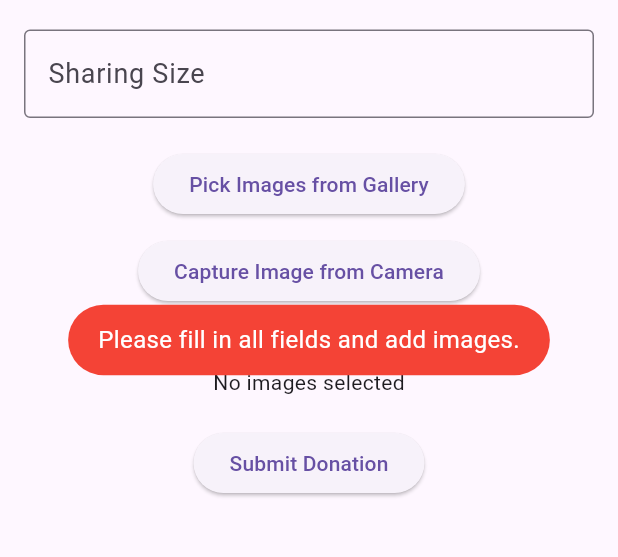
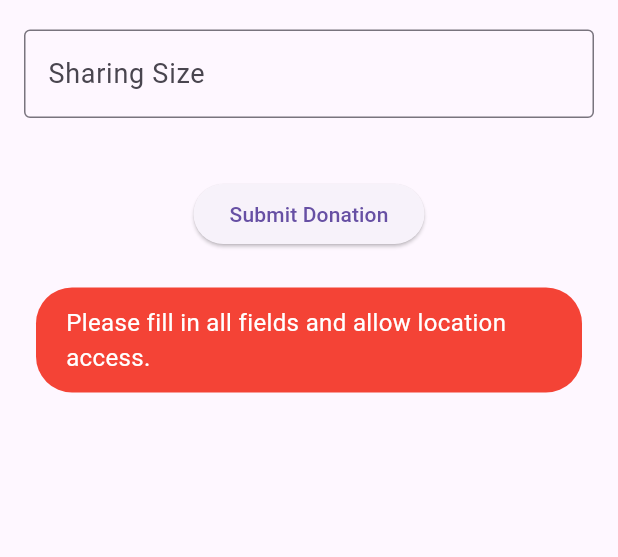
Before and after one commit to ShaanAgarwal/flutter-food, a Flutter app: the DonatePage screen opened directly, after a tap on "Submit Donation", on a phone screen of 412 x 824 dp, the part 278-835 px from its top. Run offline on Flutter 3.47's test engine with Material 3 defaults, Android fonts, the phone set to English and light mode, and no system bars; our stand-ins replace flutter_map, fluttertoast, geolocator, image_picker, latlong2, shared_preferences; accounts and stored records are empty; network calls fail.

Commit message:
next commit

```diff
--- a/lib/donate_page.dart
+++ b/lib/donate_page.dart
@@ -1,10 +1,11 @@
 import 'dart:convert';
-import 'dart:io';
 import 'package:flutter/material.dart';
 import 'package:image_picker/image_picker.dart';
 import 'package:fluttertoast/fluttertoast.dart';
 import 'package:http/http.dart' as http;
-import 'package:http_parser/http_parser.dart';  // Import the http_parser for MediaType
+import 'package:geolocator/geolocator.dart';  // Import geolocator for location fetching
+import 'package:shared_preferences/shared_preferences.dart';
+import 'profile_page.dart';
 
 class DonatePage extends StatefulWidget {
   const DonatePage({super.key});
@@ -16,136 +17,111 @@ class DonatePage extends StatefulWidget {
 class _DonatePageState extends State<DonatePage> {
   final _foodNameController = TextEditingController();
   final _sharingSizeController = TextEditingController();
-  List<File> _images = []; // List to store multiple selected images
-  Set<String> _imagePaths = {}; // Set to track selected image paths
-  final int _maxImages = 5; // Limit for maximum number of images
+  String _currentLocation = ""; // Store the fetched location
 
-  // Method to pick multiple images from the gallery with validation
-  Future<void> _pickImagesFromGallery() async {
-    if (_images.length >= _maxImages) {
+  // Method to fetch the current location of the user
+  Future<void> _getCurrentLocation() async {
+    try {
+      // Check if location services are enabled
+      bool serviceEnabled = await Geolocator.isLocationServiceEnabled();
+      if (!serviceEnabled) {
+        Fluttertoast.showToast(
+          msg: "Location services are disabled. Please enable them.",
+          toastLength: Toast.LENGTH_SHORT,
+          gravity: ToastGravity.CENTER,
+          backgroundColor: Colors.red,
+          textColor: Colors.white,
+        );
+
+        return;
+      }
+
+      // Check location permission
+      LocationPermission permission = await Geolocator.checkPermission();
+      if (permission == LocationPermission.denied) {
+        permission = await Geolocator.requestPermission();
+        if (permission == LocationPermission.denied) {
+          Fluttertoast.showToast(
+            msg: "Location permission denied. Please allow it.",
+            toastLength: Toast.LENGTH_SHORT,
+            gravity: ToastGravity.CENTER,
+            backgroundColor: Colors.red,
+            textColor: Colors.white,
+          );
+          return;
+        }
+      }
+
+      // Get the current position
+      Position position = await Geolocator.getCurrentPosition(
+          desiredAccuracy: LocationAccuracy.high);
+
+      // Update the location state
+      setState(() {
+        _currentLocation = "Lat: ${position.latitude}, Lon: ${position.longitude}";
+        Fluttertoast.showToast(msg: _currentLocation);
+      });
+    } catch (e) {
+      print('Error fetching location: $e');
       Fluttertoast.showToast(
-        msg: "You can only select up to $_maxImages images.",
+        msg: "Error fetching location: $e",
         toastLength: Toast.LENGTH_SHORT,
         gravity: ToastGravity.CENTER,
         backgroundColor: Colors.red,
         textColor: Colors.white,
       );
-      return;
-    }
-
-    try {
-      final pickedFiles = await ImagePicker().pickMultiImage(); // Pick multiple images
-      if (pickedFiles == null || pickedFiles.isEmpty) return;
-
-      setState(() {
-        for (var pickedFile in pickedFiles) {
-          if (_imagePaths.contains(pickedFile.path)) {
-            // Skip images that are already selected
-            Fluttertoast.showToast(
-              msg: "Image already selected: ${pickedFile.path}",
-              toastLength: Toast.LENGTH_SHORT,
-              gravity: ToastGravity.CENTER,
-              backgroundColor: Colors.orange,
-              textColor: Colors.white,
-            );
-            continue;
-          }
-          if (_images.length < _maxImages) {
-            _images.add(File(pickedFile.path));
-            _imagePaths.add(pickedFile.path);
-          }
-        }
-      });
-    } catch (e) {
-      print('Error picking images: $e');
     }
   }
 
-  // Method to capture an image from the camera with validation
-  Future<void> _captureImageFromCamera() async {
-    if (_images.length >= _maxImages) {
-      Fluttertoast.showToast(
-        msg: "You can only select up to $_maxImages images.",
-        toastLength: Toast.LENGTH_SHORT,
-        gravity: ToastGravity.CENTER,
-        backgroundColor: Colors.red,
-        textColor: Colors.white,
-      );
-      return;
-    }
+  // Method to submit the form and send the POST request with JSON
+  Future<void> _submitForm() async {
+    // Fetch the location when the user clicks on submit
+    await _getCurrentLocation();
 
-    try {
-      final pickedFile = await ImagePicker().pickImage(source: ImageSource.camera); // Capture image from camera
-      if (pickedFile == null) return;
-
-      setState(() {
-        if (_imagePaths.contains(pickedFile.path)) {
-          Fluttertoast.showToast(
-            msg: "Image already selected: ${pickedFile.path}",
-            toastLength: Toast.LENGTH_SHORT,
-            gravity: ToastGravity.CENTER,
-            backgroundColor: Colors.orange,
-            textColor: Colors.white,
-          );
-          return;
-        }
-        _images.add(File(pickedFile.path));
-        _imagePaths.add(pickedFile.path);
-      });
-    } catch (e) {
-      print('Error capturing image: $e');
-    }
-  }
-
-  // Method to remove a specific image
-  void _removeImage(int index) {
-    setState(() {
-      _imagePaths.remove(_images[index].path);
-      _images.removeAt(index);
-    });
-  }
-
-  // Method to clear all images
-  void _clearAllImages() {
-    setState(() {
-      _images.clear();
-      _imagePaths.clear();
-    });
-  }
-
-  // Method to submit the form and send POST request with images
-  Future<void> _submitForm() async {
     if (_foodNameController.text.isNotEmpty &&
         _sharingSizeController.text.isNotEmpty &&
-        _images.isNotEmpty) {
-      // Prepare multipart request
-      var uri = Uri.parse('https://your-backend-url.com/donate'); // Replace with your API endpoint
+        _currentLocation.isNotEmpty) {
 
-      var request = http.MultipartRequest('POST', uri);
+      // Get the access_token from shared preferences
+      SharedPreferences prefs = await SharedPreferences.getInstance();
+      String? accessToken = prefs.getString('access_token');  // Replace 'access_token' with your actual key
 
-      // Add text fields to the request
-      request.fields['food_name'] = _foodNameController.text;
-      request.fields['sharing_size'] = _sharingSizeController.text;
-
-      // Add images to the request
-      for (var image in _images) {
-        var imageBytes = await image.readAsBytes();
-        var multipartFile = http.MultipartFile.fromBytes(
-          'images[]',  // The name of the field for images on your server
-          imageBytes,
-          filename: image.path.split('/').last, // The file name
-          contentType: MediaType('image', 'jpeg'), // Use http_parser's MediaType
+      if (accessToken == null || accessToken.isEmpty) {
+        Fluttertoast.showToast(
+          msg: "Access token is missing. Please log in again.",
+          toastLength: Toast.LENGTH_SHORT,
+          gravity: ToastGravity.CENTER,
+          backgroundColor: Colors.red,
+          textColor: Colors.white,
         );
-        request.files.add(multipartFile);
+        return;
       }
 
+      // Prepare the data as a Map (for JSON body)
+      Map<String, String> donationData = {
+        'foodName': _foodNameController.text.toString(),
+        'servingSize': _sharingSizeController.text.toString(),
+        'location': _currentLocation.toString(), // Add the location to the request
+      };
+
+      // Convert the Map to JSON
+      String jsonBody = json.encode(donationData);
+
+      // Prepare the POST request
+      var uri = Uri.parse('https://82a3-103-104-226-58.ngrok-free.app/api/userDonationData'); // Replace with your API endpoint
       try {
-        // Send the request and wait for the response
-        var response = await request.send();
-        print('Response: ${response}');
+        // Send the request as a JSON body
+        var response = await http.post(
+          uri,
+          headers: {
+            'Authorization': 'Bearer $accessToken', // Add token in Authorization header
+            'Content-Type': 'application/json', // Set content type as JSON
+          },
+          body: jsonBody,
+        );
 
         // Check if the response is successful
-        if (response.statusCode == 200) {
+        if (response.statusCode == 201) {
           Fluttertoast.showToast(
             msg: "Donation Submitted Successfully!",
             toastLength: Toast.LENGTH_SHORT,
@@ -156,7 +132,11 @@ class _DonatePageState extends State<DonatePage> {
           );
           _foodNameController.clear();
           _sharingSizeController.clear();
-          _clearAllImages();
+          // Navigate to ProfilePage after successful donation
+          Navigator.pushReplacement(
+            context,
+            MaterialPageRoute(builder: (context) => ProfilePage()),  // Navigate to ProfilePage
+          );
         } else {
           Fluttertoast.showToast(
             msg: "Failed to submit donation. Please try again.",
@@ -180,7 +160,7 @@ class _DonatePageState extends State<DonatePage> {
       }
     } else {
       Fluttertoast.showToast(
-        msg: "Please fill in all fields and add images.",
+        msg: "Please fill in all fields and allow location access.",
         toastLength: Toast.LENGTH_SHORT,
         gravity: ToastGravity.CENTER,
         backgroundColor: Colors.red,
@@ -189,6 +169,7 @@ class _DonatePageState extends State<DonatePage> {
       );
     }
   }
+
 
   @override
   Widget build(BuildContext context) {
@@ -224,66 +205,12 @@ class _DonatePageState extends State<DonatePage> {
                 ),
               ),
               const SizedBox(height: 20),
-              // Image Picker Button for picking multiple images from gallery
-              ElevatedButton(
-                onPressed: _pickImagesFromGallery,
-                child: const Text('Pick Images from Gallery'),
-              ),
-              const SizedBox(height: 10),
-              // Camera Button for capturing an image
-              ElevatedButton(
-                onPressed: _captureImageFromCamera,
-                child: const Text('Capture Image from Camera'),
-              ),
-              const SizedBox(height: 20),
-              // Clear All Images Button
-              _images.isNotEmpty
-                  ? ElevatedButton(
-                onPressed: _clearAllImages,
-                child: const Text('Clear All Images'),
-              )
-                  : const SizedBox(),
-              const SizedBox(height: 20),
-              // Display selected images with individual delete buttons
-              _images.isNotEmpty
-                  ? GridView.builder(
-                shrinkWrap: true,
-                gridDelegate: const SliverGridDelegateWithFixedCrossAxisCount(
-                  crossAxisCount: 3, // Display images in a 3-column grid
-                  crossAxisSpacing: 10,
-                  mainAxisSpacing: 10,
+              // Display current location (if fetched)
+              if (_currentLocation.isNotEmpty)
+                Text(
+                  'Current Location: $_currentLocation',
+                  style: TextStyle(fontSize: 16, color: Colors.black),
                 ),
-                itemCount: _images.length,
-                itemBuilder: (context, index) {
-                  return Stack(
-                    children: [
-                      Image.file(
-                        _images[index],
-                        width: 100,
-                        height: 100,
-                        fit: BoxFit.cover,
-                      ),
-                      Positioned(
-                        top: 0,
-                        right: 0,
-                        child: GestureDetector(
-                          onTap: () => _removeImage(index),
-                          child: const CircleAvatar(
-                            backgroundColor: Colors.red,
-                            radius: 12,
-                            child: Icon(
-                              Icons.close,
-                              size: 16,
-                              color: Colors.white,
-                            ),
-                          ),
-                        ),
-                      ),
-                    ],
-                  );
-                },
-              )
-                  : const Text('No images selected'),
               const SizedBox(height: 20),
               // Submit Button
               ElevatedButton(
--- a/lib/login_page.dart
+++ b/lib/login_page.dart
@@ -175,7 +175,7 @@ class LoginPage extends StatelessWidget {
                     // Navigate to SignUpPage (if available)
                     // Navigator.push(context, MaterialPageRoute(builder: (context) => const SignUpPage()));
                   },
-                  child: Text(
+                  child: const Text(
                     'Don\'t have an account? Sign Up',
                     style: TextStyle(
                       fontSize: 16,
--- a/lib/main.dart
+++ b/lib/main.dart
@@ -9,6 +9,7 @@ import 'package:shared_preferences/shared_preferences.dart';
 void main() {
   runApp(const MyApp());
 }
+
 
 class MyApp extends StatelessWidget {
   const MyApp({super.key});
--- a/pubspec.yaml
+++ b/pubspec.yaml
@@ -40,6 +40,9 @@ dependencies:
   intl: ^0.19.0
   image_picker: ^1.1.2
   fluttertoast: ^8.2.8
+  geolocator: ^13.0.1
+  flutter_map: ^7.0.2
+  latlong2: ^0.9.1
 
 dev_dependencies:
   flutter_test:
```
Also changed, not shown: lib/map_tracking_page.dart (added, +100 -0 lines), lib/profile_page.dart (+24 -2 lines), lib/recipe_generation_page.dart (added, +33 -0 lines), lib/tracking.dart (added, +132 -0 lines), pubspec.lock, 6 other files.
